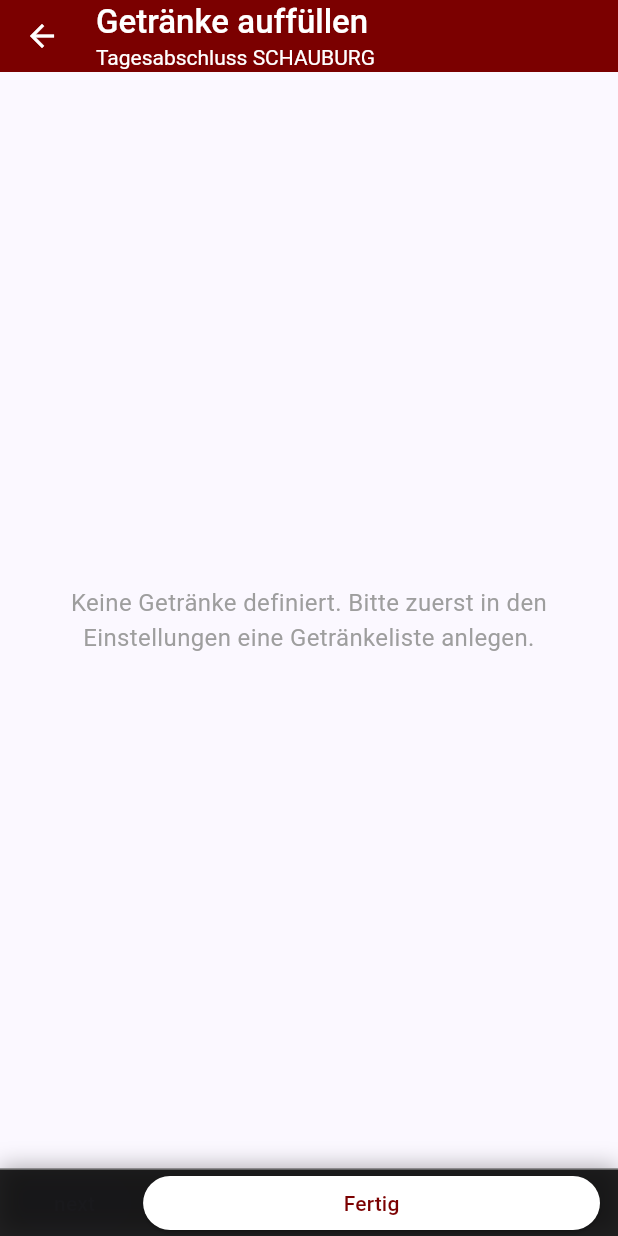
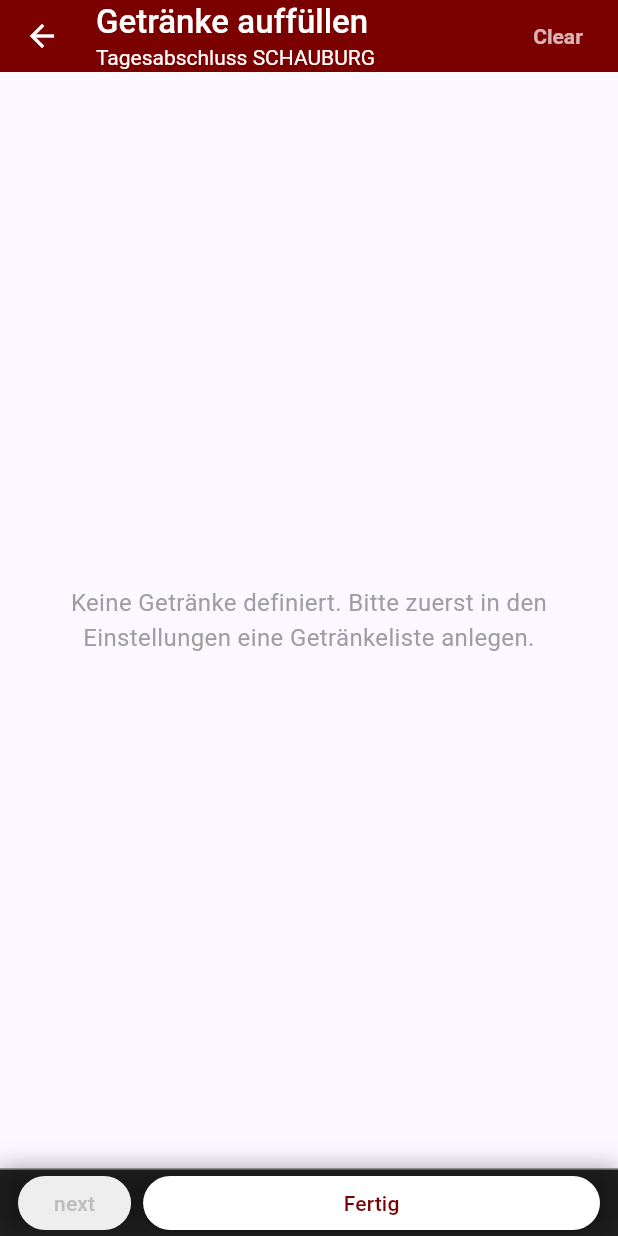
Before and after one commit to pacodemant/kino-tagesabschluss, a Flutter app: the GetraenkeAuffuellenSeite screen opened by its route, on a phone screen of 412 x 824 dp. Run offline on Flutter 3.47's test engine with Material 3 defaults, Android fonts, the phone set to English and light mode, and no system bars; our stand-ins replace google_fonts, shared_preferences; accounts and stored records are empty.

Commit message:
R184d: Clear-Button in AppBar, next-Button ausgegraut
Co-Authored-By: Claude Sonnet 4.6 <noreply@anthropic.com>

```diff
--- a/lib/pages/getraenke_auffuellen_seite.dart
+++ b/lib/pages/getraenke_auffuellen_seite.dart
@@ -118,9 +118,20 @@ class _GetraenkeAuffuellenSeiteState extends State<GetraenkeAuffuellenSeite> {
     }
 
     return TagesabschlussScaffold(
-      appBar: const TagesabschlussHeader(
+      appBar: TagesabschlussHeader(
         schrittNummer: 0,
         schrittTitel: 'Getränke auffüllen',
+        actions: <Widget>[
+          TextButton(
+            onPressed: _leereAlleFelder,
+            style: TextButton.styleFrom(
+              foregroundColor: Colors.white70,
+              textStyle: const TextStyle(fontWeight: FontWeight.w700),
+            ),
+            child: const Text('Clear'),
+          ),
+          const SizedBox(width: 8),
+        ],
       ),
       footerChild: SizedBox(
         height: 36,
@@ -139,7 +150,12 @@ class _GetraenkeAuffuellenSeiteState extends State<GetraenkeAuffuellenSeite> {
                     onPressed: _aktuellerFokusIndex < _getraenkeliste.length - 1
                         ? _springeZumNaechstfeld
                         : null,
-                    style: AppFarben.footerButtonStyle,
+                    style: ElevatedButton.styleFrom(
+                      backgroundColor: Colors.white,
+                      foregroundColor: AppFarben.appBarRot,
+                      disabledForegroundColor: Colors.grey.shade400,
+                      disabledBackgroundColor: Colors.grey.shade200,
+                    ),
                     child: const Text('next'),
                   ),
                 ]
@@ -148,7 +164,12 @@ class _GetraenkeAuffuellenSeiteState extends State<GetraenkeAuffuellenSeite> {
                     onPressed: _aktuellerFokusIndex < _getraenkeliste.length - 1
                         ? _springeZumNaechstfeld
                         : null,
-                    style: AppFarben.footerButtonStyle,
+                    style: ElevatedButton.styleFrom(
+                      backgroundColor: Colors.white,
+                      foregroundColor: AppFarben.appBarRot,
+                      disabledForegroundColor: Colors.grey.shade400,
+                      disabledBackgroundColor: Colors.grey.shade200,
+                    ),
                     child: const Text('next'),
                   ),
                   const SizedBox(width: 8),
@@ -174,10 +195,7 @@ class _GetraenkeAuffuellenSeiteState extends State<GetraenkeAuffuellenSeite> {
                 ),
               ),
             )
-          : Column(
-              children: <Widget>[
-                Expanded(
-                  child: ListView.builder(
+          : ListView.builder(
               padding:
                   const EdgeInsets.symmetric(horizontal: 16, vertical: 4),
               keyboardDismissBehavior:
@@ -251,13 +269,6 @@ class _GetraenkeAuffuellenSeiteState extends State<GetraenkeAuffuellenSeite> {
                 );
               },
             ),
-                ),
-                TextButton(
-                  onPressed: _leereAlleFelder,
-                  child: const Text('Clear'),
-                ),
-              ],
-            ),
     );
   }
 }
```
